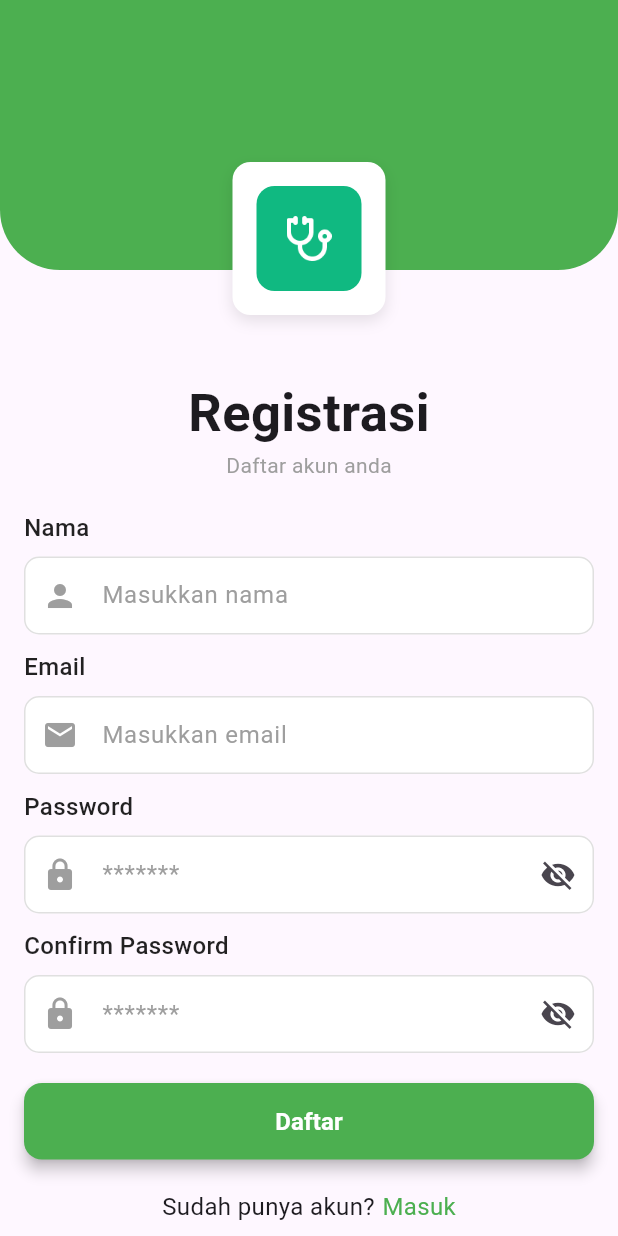
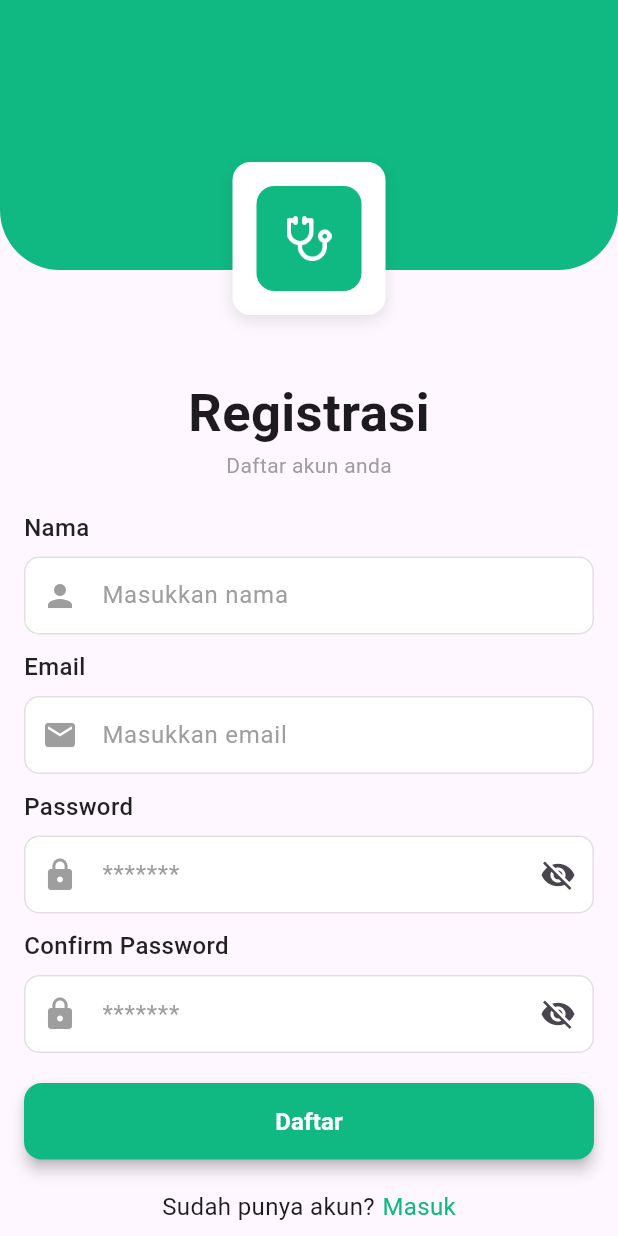
Before and after one commit to goncang1512/easy-health, a Flutter app: the screen it shows after launch, after a tap on "Login", after a tap on "Daftar", on a phone screen of 412 x 824 dp. Run offline on Flutter 3.47's test engine with Material 3 defaults, Android fonts, the phone set to English and light mode, and no system bars; our stand-ins replace go_router, google_sign_in, image_picker, shared_preferences; accounts and stored records are empty.

Commit message:
login dan register

```diff
--- a/lib/utils/theme.dart
+++ b/lib/utils/theme.dart
@@ -1,5 +1,7 @@
 import "package:flutter/material.dart";
 
-Colors primary = Color(0xFF10B981) as Colors;
-Colors secondary = Color(0xFFDCFCE7) as Colors;
-Colors background = Color(0xFFF9FAFB) as Colors;
+class ThemeColors {
+  static const Color primary = Color(0xFF10B981);
+  static const Color secondary = Color(0xFFDCFCE7);
+  static const Color background = Color(0xFFF9FAFB);
+}
--- a/lib/widgets/auth_screen/form_login.dart
+++ b/lib/widgets/auth_screen/form_login.dart
@@ -6,6 +6,7 @@ import 'package:easyhealth/widgets/auth_screen/textfield.dart';
 import 'package:flutter/material.dart';
 import 'package:go_router/go_router.dart';
 import 'package:provider/provider.dart';
+import 'package:easyhealth/utils/theme.dart';
 
 class FormLogin extends StatefulWidget {
   const FormLogin({super.key});
@@ -91,7 +92,7 @@ class _FormLogin extends State<FormLogin> {
               child: ElevatedButton(
                 onPressed: provider.isLoading ? null : onLogin,
                 style: ElevatedButton.styleFrom(
-                  backgroundColor: Colors.green,
+                  backgroundColor: ThemeColors.primary,
                   foregroundColor: Colors.white,
                   padding: const EdgeInsets.symmetric(
                     vertical: 14,
@@ -126,7 +127,7 @@ class _FormLogin extends State<FormLogin> {
                   },
                   child: Text(
                     "Daftar",
-                    style: TextStyle(color: Colors.green, fontSize: 16),
+                    style: TextStyle(color: ThemeColors.primary, fontSize: 16),
                   ),
                 ),
               ],
--- a/lib/widgets/auth_screen/form_register.dart
+++ b/lib/widgets/auth_screen/form_register.dart
@@ -5,6 +5,7 @@ import 'package:easyhealth/widgets/auth_screen/textfield.dart';
 import 'package:flutter/material.dart';
 import 'package:go_router/go_router.dart';
 import 'package:provider/provider.dart';
+import 'package:easyhealth/utils/theme.dart';
 
 class FormRegister extends StatefulWidget {
   const FormRegister({super.key});
@@ -121,7 +122,7 @@ class _FormRegister extends State<FormRegister> {
               child: ElevatedButton(
                 onPressed: provider.isLoading ? null : onLogin,
                 style: ElevatedButton.styleFrom(
-                  backgroundColor: Colors.green,
+                  backgroundColor: ThemeColors.primary,
                   foregroundColor: Colors.white,
                   padding: const EdgeInsets.symmetric(
                     vertical: 14,
@@ -156,7 +157,7 @@ class _FormRegister extends State<FormRegister> {
                   },
                   child: Text(
                     "Masuk",
-                    style: TextStyle(color: Colors.green, fontSize: 16),
+                    style: TextStyle(color: ThemeColors.primary, fontSize: 16),
                   ),
                 ),
               ],
--- a/lib/widgets/auth_screen/top_auth.dart
+++ b/lib/widgets/auth_screen/top_auth.dart
@@ -1,4 +1,5 @@
 import 'package:flutter/material.dart';
+import 'package:easyhealth/utils/theme.dart';
 
 class TopAuth extends StatelessWidget {
   const TopAuth({super.key});
@@ -11,7 +12,7 @@ class TopAuth extends StatelessWidget {
         Container(
           height: 180,
           decoration: const BoxDecoration(
-            color: Colors.green,
+            color: ThemeColors.primary,
             borderRadius: BorderRadius.only(
               bottomLeft: Radius.circular(40),
               bottomRight: Radius.circular(40),
```
